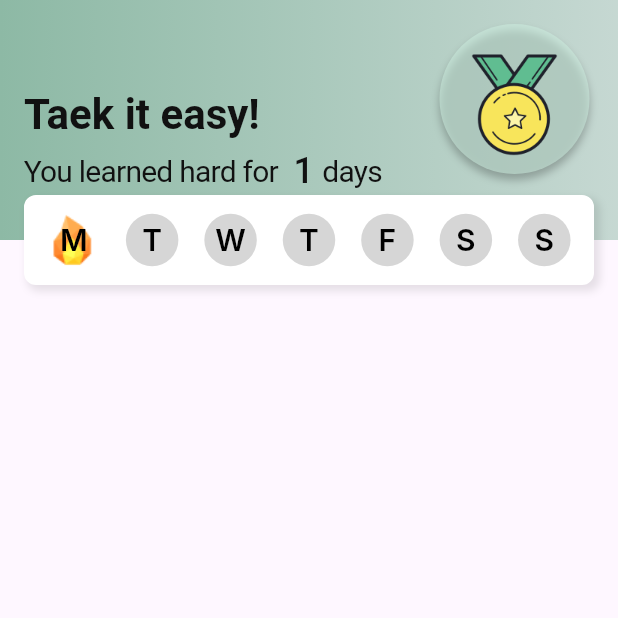
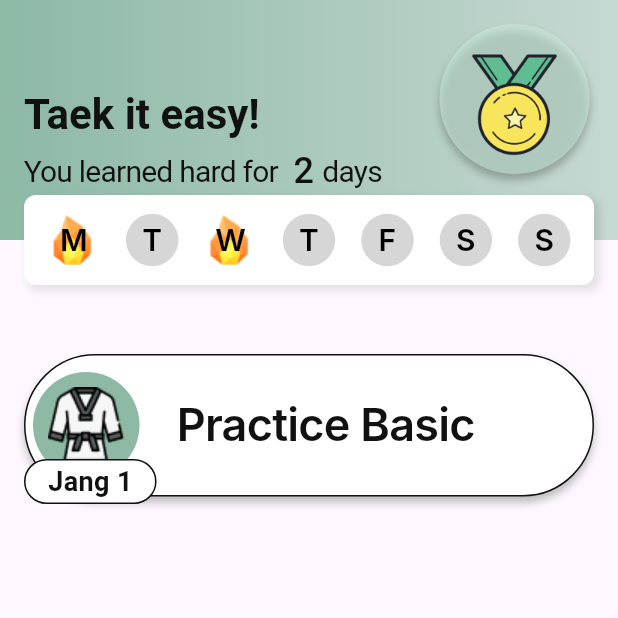
Before and after one commit to Taek-It-Easy/Taek_it_easy_AOS, a Flutter app: the screen it shows after launch, on a phone screen of 412 x 824 dp, the top half of it. Run offline on Flutter 3.47's test engine with Material 3 defaults, Android fonts, the phone set to English and light mode, and no system bars; drawn by our look-alikes of step_progress_indicator; our stand-ins replace table_calendar; missing offline and left inert: dart:ffi; Roboto replaces fonts that are missing (Inter).

```diff
--- a/lib/view/screens/main_page.dart
+++ b/lib/view/screens/main_page.dart
@@ -1,8 +1,12 @@
+// ignore_for_file: unused_field, must_be_immutable
+
 import 'package:flutter/material.dart';
 import 'package:provider/provider.dart';
 import 'package:step_progress_indicator/step_progress_indicator.dart';
 import 'package:taek_it_easy/view/screens/get_badge_page.dart';
 import 'package:taek_it_easy/view/widgets/box_attend.dart';
+import 'package:taek_it_easy/view/widgets/dialog_calendar.dart';
+import 'package:taek_it_easy/view/widgets/dialog_custom.dart';
 import 'package:taek_it_easy/viewModel/practice_view_model.dart';
 
 class MainPage extends StatelessWidget {
@@ -151,7 +155,116 @@ class MainPage extends StatelessWidget {
                       );
                     }),
                   ],
-                )
+                ),
+                //3개 선택
+                const SizedBox(
+                  height: 30,
+                ),
+                Padding(
+                  padding: const EdgeInsets.all(16.0),
+                  child: Column(
+                    children: [
+                      GestureDetector(
+                        onTap: () {
+                          showDialog(
+                            context: context,
+                            builder: (BuildContext context) {
+                              return const CustomDialog(
+                                title: 'Basic: Jang1',
+                                clearStatus: [
+                                  true,
+                                  true,
+                                  true,
+                                  true,
+                                  false,
+                                  false,
+                                  false,
+                                  false,
+                                  false
+                                ],
+                              );
+                            },
+                          );
+                        },
+                        child: Stack(
+                          children: [
+                            Container(
+                              constraints: const BoxConstraints(minHeight: 85),
+                              decoration: ShapeDecoration(
+                                color: Colors.white,
+                                shape: RoundedRectangleBorder(
+                                  side: const BorderSide(
+                                      width: 1, color: Color(0xFF111111)),
+                                  borderRadius: BorderRadius.circular(50),
+                                ),
+                                shadows: const [
+                                  BoxShadow(
+                                    color: Color(0x3F000000),
+                                    blurRadius: 4,
+                                    offset: Offset(0, 4),
+                                    spreadRadius: 0,
+                                  )
+                                ],
+                              ),
+                              child: Row(
+                                children: [
+                                  Container(
+                                    constraints:
+                                        const BoxConstraints(minHeight: 65),
+                                    padding: const EdgeInsets.all(10),
+                                    margin: const EdgeInsets.only(left: 5),
+                                    decoration: const ShapeDecoration(
+                                        color: Color(0xFF8DB9A5),
+                                        shape: CircleBorder()),
+                                    child: Image.asset(
+                                      "assets/images/basic.png",
+                                    ),
+                                  ),
+                                  Container(
+                                    margin: const EdgeInsets.all(25),
+                                    child: const Text(
+                                      'Practice Basic',
+                                      style: TextStyle(
+                                        color: Color(0xFF111111),
+                                        fontSize: 30,
+                                        fontFamily: 'Inter',
+                                        fontWeight: FontWeight.w600,
+                                        letterSpacing: -0.50,
+                                      ),
+                                    ),
+                                  ),
+                                ],
+                              ),
+                            ),
+                            Container(
+                              margin: const EdgeInsets.only(top: 70),
+                              decoration: ShapeDecoration(
+                                color: Colors.white,
+                                shape: RoundedRectangleBorder(
+                                  side: const BorderSide(
+                                      width: 1, color: Color(0xFF111111)),
+                                  borderRadius: BorderRadius.circular(30),
+                                ),
+                              ),
+                              child: Container(
+                                padding: const EdgeInsets.symmetric(
+                                    horizontal: 15, vertical: 1),
+                                child: const Text(
+                                  'Jang 1',
+                                  style: TextStyle(
+                                    color: Color(0xFF111111),
+                                    fontSize: 18,
+                                    fontWeight: FontWeight.w600,
+                                  ),
+                                ),
+                              ),
+                            ),
+                          ],
+                        ),
+                      ),
+                    ],
+                  ),
+                ),
               ],
             ),
           ),
--- a/lib/viewModel/practice_view_model.dart
+++ b/lib/viewModel/practice_view_model.dart
@@ -1,6 +1,12 @@
+import 'dart:ffi';
+
 import 'package:flutter/material.dart';
 
 class PracticeViewModel with ChangeNotifier {
+  bool _isOpenCalendar = false;
+
+  bool get isOpenCalendar => _isOpenCalendar;
+
   int _basic = 1;
   int _poomsae = 1;
 
@@ -10,7 +16,7 @@ class PracticeViewModel with ChangeNotifier {
   final List<bool> _attendStatus = [
     true,
     false,
-    false,
+    true,
     false,
     false,
     false,
@@ -46,6 +52,10 @@ class PracticeViewModel with ChangeNotifier {
   final List<Badge> _badgeList = [];
   List<Badge> get badgeList => _badgeList;
 
+  void openCalendar() {
+    _isOpenCalendar = true;
+  }
+
   void selectBasic(int i) {
     _basic = i;
   }
```
Also changed, not shown: lib/view/widgets/dialog_calendar.dart (added, +69 -0 lines), lib/view/widgets/dialog_custom.dart (added, +167 -0 lines).
